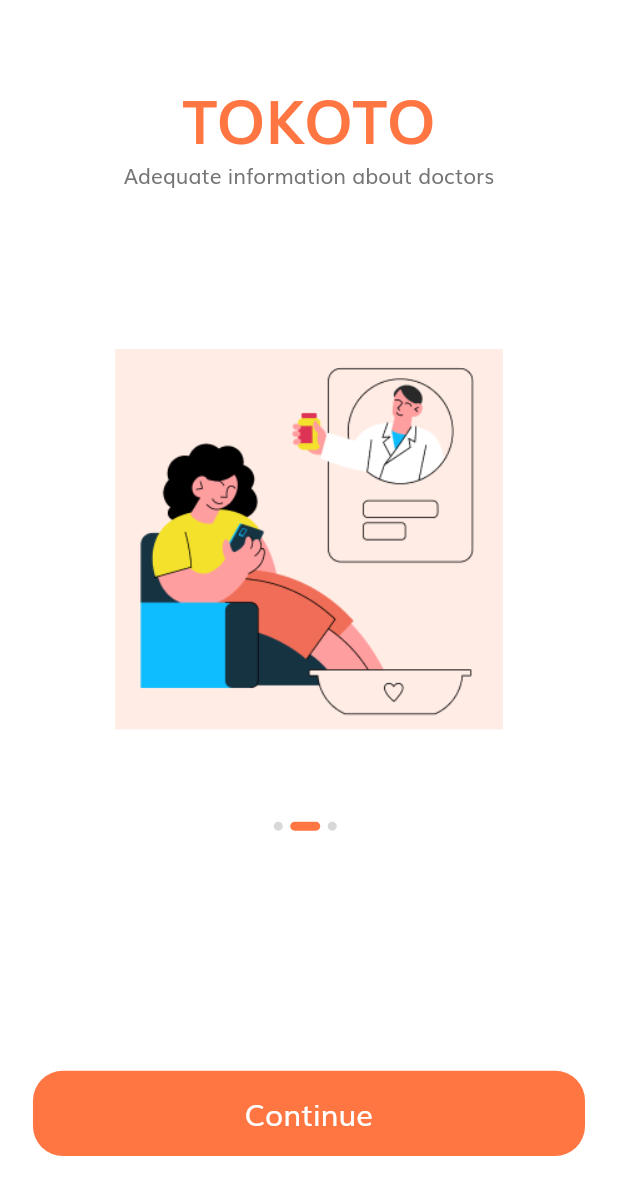
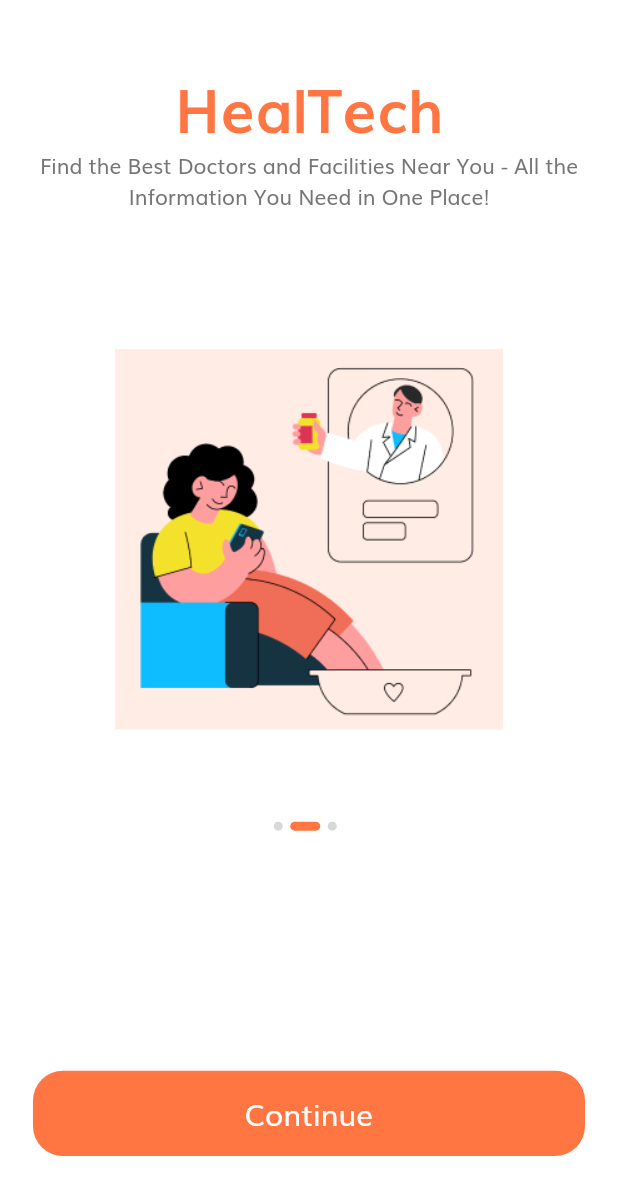
Before and after one commit to abraham-diress/HealTech, a Flutter app: the screen it shows after launch, swiped to page 2, on a phone screen of 412 x 824 dp. Shown: the top 1195 px of the screen. Run offline on Flutter 3.47's test engine with Material 2 defaults, Android fonts, the light colour scheme and no system bars; our stand-ins replace flutter_svg.

Commit message:
reformatted content

```diff
--- a/lib/screens/splash/components/body.dart
+++ b/lib/screens/splash/components/body.dart
@@ -16,15 +16,18 @@ class _BodyState extends State<Body> {
   int currentPage = 0;
   List<Map<String, String>> splashData = [
     {
-      "text": "Provides easily accessible information!",
+      "text":
+          "Discover a World of Health Information at Your Fingertips - Accessible Anytime, Anywhere!",
       "image": "assets/images/splash_1.png"
     },
     {
-      "text": "Adequate information about doctors",
+      "text": "Find the Best Doctors and Facilities Near You - All"
+          " the Information You Need in One Place!",
       "image": "assets/images/splash_2.png"
     },
     {
-      "text": "Search for doctors or hospitals according",
+      "text": "Effortlessly Search for Doctors and Hospitals According to"
+          " Your Needs - Your Health, Your Choice!",
       "image": "assets/images/splash_3.png"
     },
   ];
--- a/lib/screens/splash/components/splash_content.dart
+++ b/lib/screens/splash/components/splash_content.dart
@@ -17,7 +17,7 @@ class SplashContent extends StatelessWidget {
       children: <Widget>[
         Spacer(),
         Text(
-          "TOKOTO",
+          "HealTech",
           style: TextStyle(
             fontSize: getProportionateScreenWidth(36),
             color: kPrimaryColor,
```
